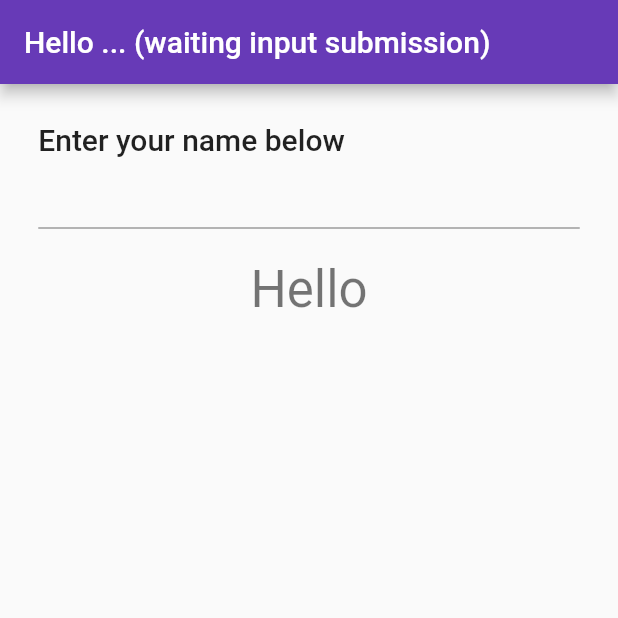
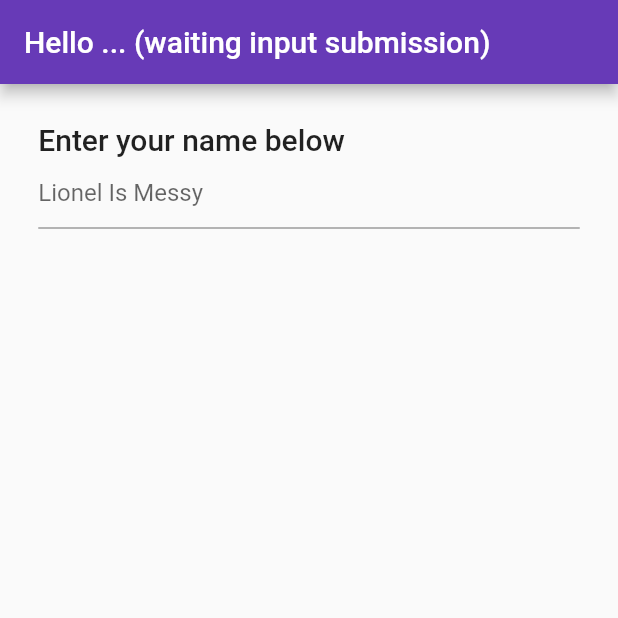
Before and after one commit to tzirtzi/flutter_hello_you, a Flutter app: the screen it shows after launch, on a phone screen of 412 x 824 dp, the top half of it. Run offline on Flutter 3.47's test engine with Material 2 defaults, Android fonts, the phone set to English and light mode, and no system bars.

Commit message:
Added Decoration on text input and cosmetic changes

```diff
--- a/lib/helloyou.dart
+++ b/lib/helloyou.dart
@@ -46,16 +46,19 @@ class _HelloYouState extends State<HelloYou> {
               onSubmitted: (String newName) {
                 setTitleName(newName);
               },
+              decoration: InputDecoration(
+                hintText: "Lionel Is Messy"
+              )
             ),
             Container(
                 padding: EdgeInsets.only(top: 20.0),
                 child: Column(children: <Widget>[
                   Text(
-                    "Hello",
+                    (name != "") ? "Hello" : "",
                     style: Theme.of(context).textTheme.headline4,
                   ),
                   Text(
-                    ((name != "") ? 'my dear ' + name + '!' : ""),
+                    ((name != "") ? 'my dear ' + name + ' !!!' : ""),
                     style: Theme.of(context).textTheme.headline6,
                   ),
                 ]))
```
